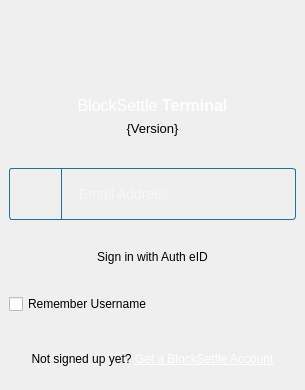
Above: BlockSettleUILib/LoginWindow.ui from BlockSettle/terminal before the change. Below: the same form after it.
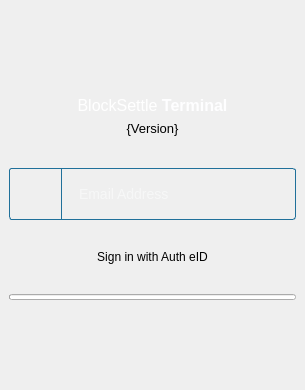
That is the form after the change. The open tabs and pages were chosen to show the change. Icons and pictures are not drawn.

Commit message: Terminal login dialog reimplemented BSMessageBox fixed

Diff of the .ui file:
```diff
--- a/BlockSettleUILib/LoginWindow.ui
+++ b/BlockSettleUILib/LoginWindow.ui
@@ -315,6 +315,22 @@
            </widget>
           </item>
           <item>
+           <widget class="QStackedWidget" name="stackedWidgetAuth">
+            <widget class="QWidget" name="pageLogin">
+             <layout class="QVBoxLayout" name="verticalLayout_2">
+              <property name="leftMargin">
+               <number>0</number>
+              </property>
+              <property name="topMargin">
+               <number>0</number>
+              </property>
+              <property name="rightMargin">
+               <number>0</number>
+              </property>
+              <property name="bottomMargin">
+               <number>0</number>
+              </property>
+              <item>
            <widget class="QCheckBox" name="checkBoxRememberUsername">
             <property name="styleSheet">
              <string notr="true"/>
@@ -350,18 +366,80 @@
             </property>
            </widget>
           </item>
+             </layout>
+            </widget>
+            <widget class="QWidget" name="pageCancel">
+             <layout class="QVBoxLayout" name="verticalLayout_3">
+              <property name="spacing">
+               <number>2</number>
+              </property>
+              <property name="leftMargin">
+               <number>0</number>
+              </property>
+              <property name="topMargin">
+               <number>0</number>
+              </property>
+              <property name="rightMargin">
+               <number>0</number>
+              </property>
+              <property name="bottomMargin">
+               <number>0</number>
+              </property>
           <item>
-           <spacer name="verticalSpacer_6">
+               <widget class="QProgressBar" name="progressBar">
+                <property name="minimumSize">
+                 <size>
+                  <width>0</width>
+                  <height>6</height>
+                 </size>
+                </property>
+                <property name="maximumSize">
+                 <size>
+                  <width>16777215</width>
+                  <height>6</height>
+                 </size>
+                </property>
+                <property name="textVisible">
+                 <bool>false</bool>
+                </property>
+               </widget>
+              </item>
+              <item>
+               <widget class="QLabel" name="labelTimeLeft">
+                <property name="text">
+                 <string/>
+                </property>
+                <property name="alignment">
+                 <set>Qt::AlignCenter</set>
+                </property>
+               </widget>
+              </item>
+              <item>
+               <spacer name="verticalSpacer">
             <property name="orientation">
              <enum>Qt::Vertical</enum>
             </property>
-            <property name="sizeType">
-             <enum>QSizePolicy::Fixed</enum>
-            </property>
+                <property name="sizeHint" stdset="0">
+                 <size>
+                  <width>20</width>
+                  <height>17</height>
+                 </size>
+                </property>
+               </spacer>
+              </item>
+             </layout>
+            </widget>
+           </widget>
+          </item>
+          <item>
+           <spacer name="verticalSpacer_4">
+            <property name="orientation">
+             <enum>Qt::Vertical</enum>
+            </property>
             <property name="sizeHint" stdset="0">
              <size>
               <width>20</width>
-              <height>15</height>
+              <height>97</height>
              </size>
             </property>
            </spacer>
```
Left out of the diff: 11 changed lines with no effect on the pictures. Lines whose indentation alone changed are shown as unchanged. The commit also changes 16 other files.
